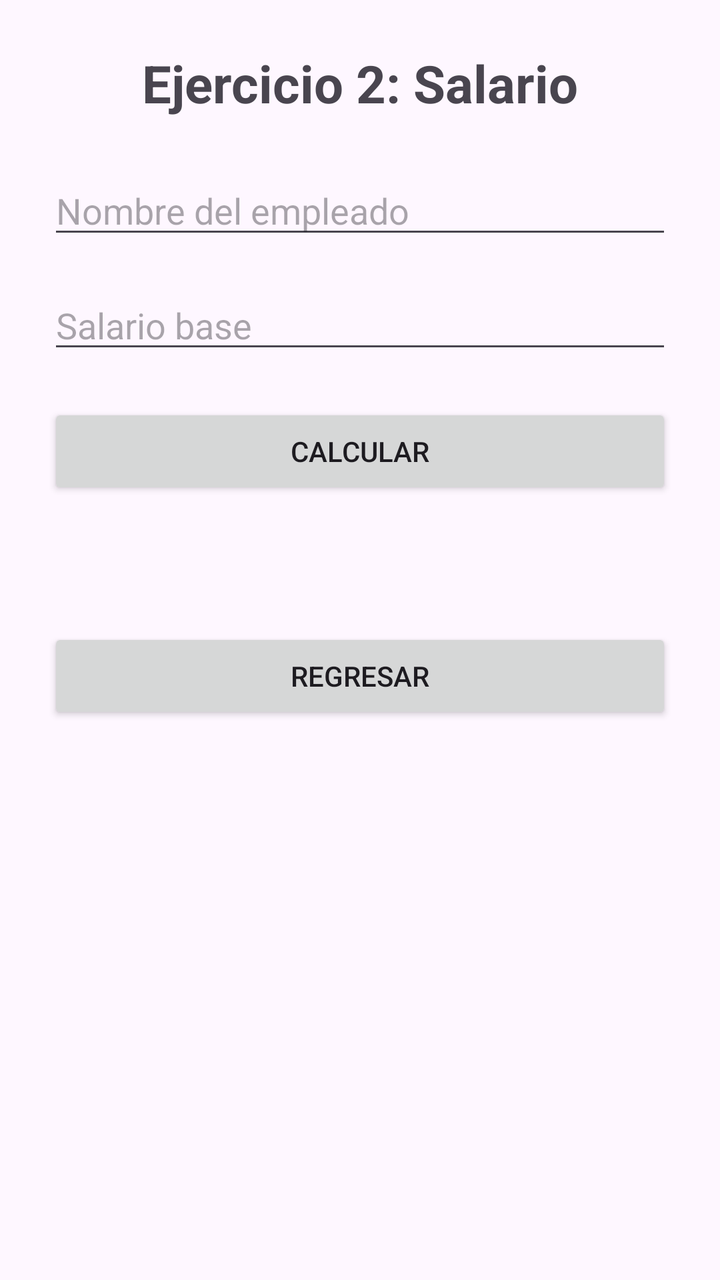
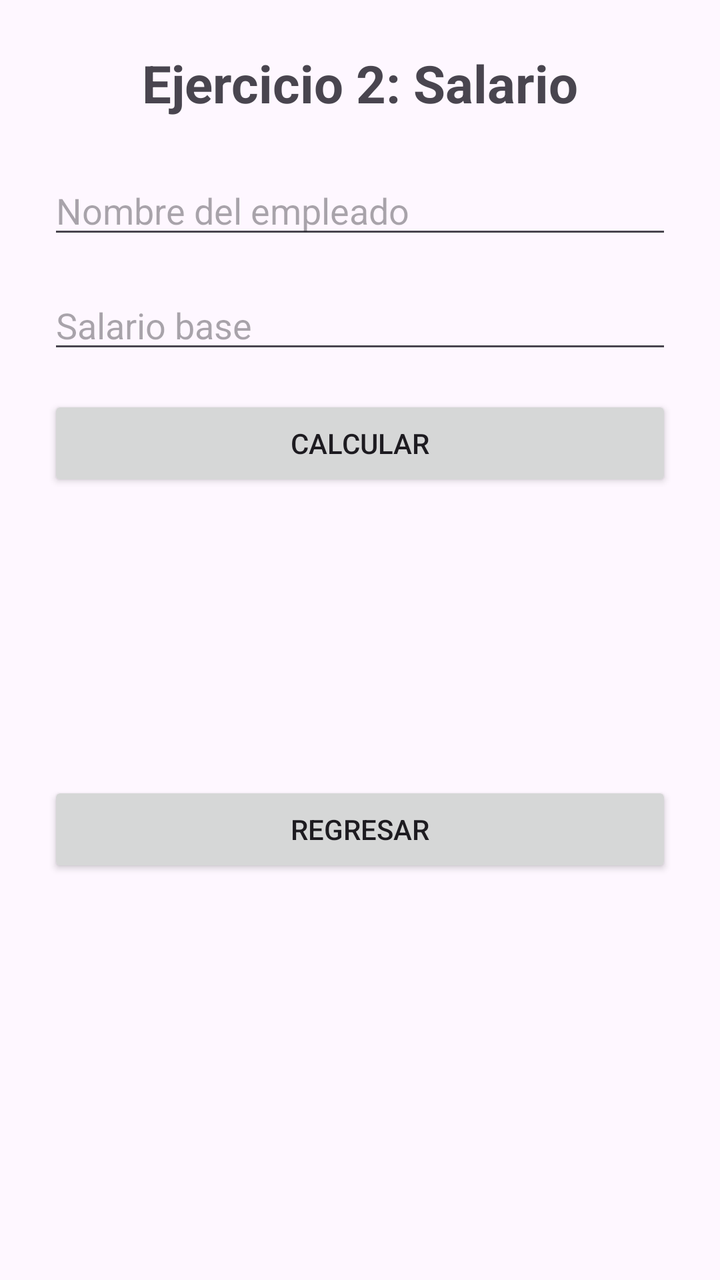

The first picture is an Android layout as it rendered before a commit; the second is the same layout after the commit. The layout source and the unified diff follow.
<!-- AndroidManifest.xml: application theme Theme.DesafioPractico -->
<!-- res/layout/activity_salario.xml -->
<?xml version="1.0" encoding="utf-8"?>
<LinearLayout
    xmlns:android="http://schemas.android.com/apk/res/android"
    android:layout_width="match_parent"
    android:layout_height="match_parent"
    android:orientation="vertical"
    android:padding="24dp">

    <TextView
        android:id="@+id/tvTituloSalario"
        android:layout_width="match_parent"
        android:layout_height="wrap_content"
        android:text="@string/titulo_salario"
        android:textSize="26sp"
        android:textStyle="bold"
        android:gravity="center"
        android:layout_marginBottom="24dp" />

    <EditText
        android:id="@+id/etEmpleado"
        android:layout_width="match_parent"
        android:layout_height="wrap_content"
        android:hint="@string/nombre_empleado"
        android:inputType="textPersonName"
        android:layout_marginBottom="16dp" />

    <EditText
        android:id="@+id/etSalario"
        android:layout_width="match_parent"
        android:layout_height="wrap_content"
        android:hint="@string/salario_base"
        android:inputType="numberDecimal"
        android:layout_marginBottom="20dp" />

    <Button
        android:id="@+id/btnCalcularSalario"
        android:layout_width="match_parent"
        android:layout_height="wrap_content"
        android:text="@string/calcular"
        android:layout_marginBottom="20dp" />

    <TextView
        android:id="@+id/tvResultadoSalario"
        android:layout_width="match_parent"
        android:layout_height="wrap_content"
        android:textSize="18sp"
        android:layout_marginBottom="20dp" />

    <Button
        android:id="@+id/btnRegresarSalario"
        android:layout_width="match_parent"
        android:layout_height="wrap_content"
        android:text="@string/regresar" />

</LinearLayout>
<!-- resources referenced by this layout -->
<resources>
  <string name="calcular">Calcular</string>
  <string name="nombre_empleado">Nombre del empleado</string>
  <string name="regresar">Regresar</string>
  <string name="salario_base">Salario base</string>
  <string name="titulo_salario">Ejercicio 2: Salario</string>
  <style name="Theme.DesafioPractico" parent="Base.Theme.DesafioPractico" />
  <style name="Base.Theme.DesafioPractico" parent="Theme.Material3.DayNight.NoActionBar">
          
          
      </style>
</resources>

<!-- the commit's change to res/layout/activity_salario.xml (unified diff, before → after) -->
@@ -4,17 +4,17 @@
     android:layout_width="match_parent"
     android:layout_height="match_parent"
     android:orientation="vertical"
-    android:padding="24dp">
+    android:padding="@dimen/margen_principal">
 
     <TextView
         android:id="@+id/tvTituloSalario"
         android:layout_width="match_parent"
         android:layout_height="wrap_content"
         android:text="@string/titulo_salario"
-        android:textSize="26sp"
+        android:textSize="@dimen/texto_titulo"
         android:textStyle="bold"
         android:gravity="center"
-        android:layout_marginBottom="24dp" />
+        android:layout_marginBottom="@dimen/margen_titulo" />
 
     <EditText
         android:id="@+id/etEmpleado"
@@ -22,7 +22,7 @@
         android:layout_height="wrap_content"
         android:hint="@string/nombre_empleado"
         android:inputType="textPersonName"
-        android:layout_marginBottom="16dp" />
+        android:layout_marginBottom="@dimen/margen_campo" />
 
     <EditText
         android:id="@+id/etSalario"
@@ -30,21 +30,39 @@
         android:layout_height="wrap_content"
         android:hint="@string/salario_base"
         android:inputType="numberDecimal"
-        android:layout_marginBottom="20dp" />
+        android:layout_marginBottom="@dimen/margen_campo" />
 
     <Button
         android:id="@+id/btnCalcularSalario"
         android:layout_width="match_parent"
         android:layout_height="wrap_content"
         android:text="@string/calcular"
-        android:layout_marginBottom="20dp" />
+        android:layout_marginBottom="@dimen/margen_resultado" />
 
     <TextView
         android:id="@+id/tvResultadoSalario"
         android:layout_width="match_parent"
         android:layout_height="wrap_content"
-        android:textSize="18sp"
-        android:layout_marginBottom="20dp" />
+        android:textSize="@dimen/texto_resultado"
+        android:layout_marginBottom="@dimen/margen_campo" />
+
+    <TextView
+        android:id="@+id/tvSalarioBruto"
+        android:layout_width="match_parent"
+        android:layout_height="wrap_content"
+        android:textSize="@dimen/texto_resultado"
+        android:textColor="@color/salario_bruto"
+        android:textStyle="bold"
+        android:layout_marginBottom="@dimen/margen_campo" />
+
+    <TextView
+        android:id="@+id/tvSalarioNeto"
+        android:layout_width="match_parent"
+        android:layout_height="wrap_content"
+        android:textSize="@dimen/texto_resultado"
+        android:textColor="@color/salario_neto"
+        android:textStyle="bold"
+        android:layout_marginBottom="@dimen/margen_resultado" />
 
     <Button
         android:id="@+id/btnRegresarSalario"
<!-- resource entries referenced after the edit -->
@@ -1,5 +1,13 @@
 <!-- resources referenced by this layout -->
 <resources>
+  <color name="salario_bruto">#2E7D32</color>
+  <color name="salario_neto">#C62828</color>
+  <dimen name="margen_campo">16dp</dimen>
+  <dimen name="margen_principal">24dp</dimen>
+  <dimen name="margen_resultado">20dp</dimen>
+  <dimen name="margen_titulo">24dp</dimen>
+  <dimen name="texto_resultado">18sp</dimen>
+  <dimen name="texto_titulo">26sp</dimen>
   <string name="calcular">Calcular</string>
   <string name="nombre_empleado">Nombre del empleado</string>
   <string name="regresar">Regresar</string>
